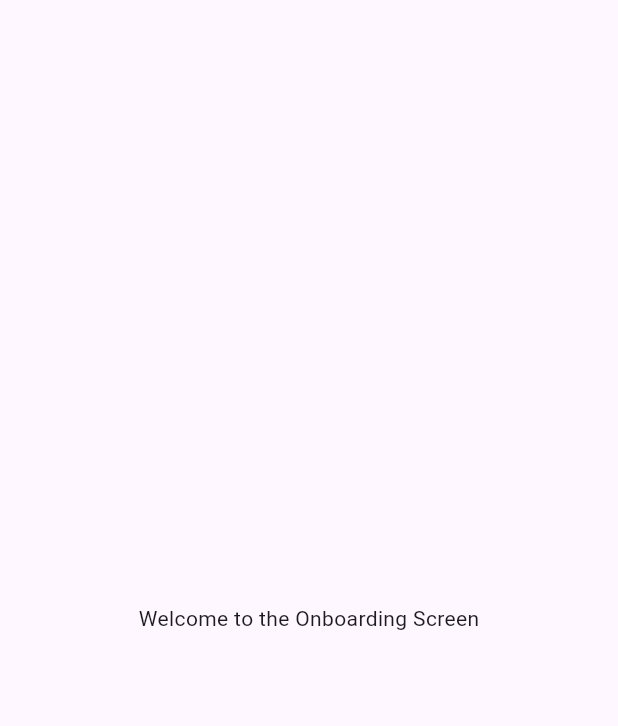
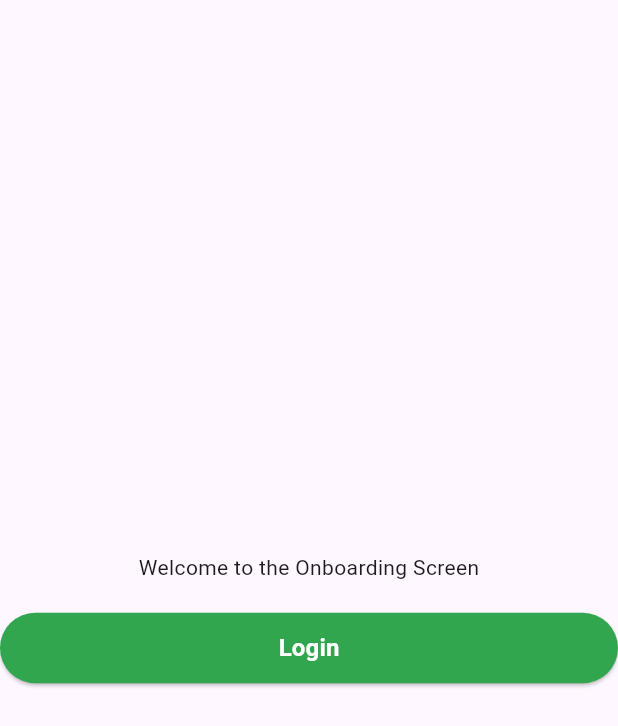
Before and after one commit to JayaneshB/OGPAY, a Flutter app: the screen it shows after launch, on a phone screen of 412 x 824 dp. Shown: the top 726 px of the screen. Run offline on Flutter 3.47's test engine with Material 3 defaults, Android fonts, the phone set to English and light mode, and no system bars; our stand-ins replace go_router.

Commit message:
added common cta

```diff
--- /dev/null
+++ b/lib/common/widgets/primary_cta_button.dart
@@ -0,0 +1,38 @@
+import 'package:flutter/material.dart';
+import 'package:ogpay/utility/colors.dart';
+
+class PrimaryButton extends StatelessWidget {
+  final String title;
+  final VoidCallback onPressed;
+
+  const PrimaryButton({
+    super.key,
+    required this.title,
+    required this.onPressed,
+  });
+
+  @override
+  Widget build(BuildContext context) {
+    return SizedBox(
+      width: double.infinity,
+      child: ElevatedButton(
+        style: ElevatedButton.styleFrom(
+          backgroundColor: AppColors.emeraldGreen,
+          padding: const EdgeInsets.symmetric(horizontal: 20, vertical: 12),
+          shape: RoundedRectangleBorder(
+            borderRadius: BorderRadius.circular(24),
+          ),
+        ),
+        onPressed: onPressed,
+        child: Text(
+          title,
+          style: TextStyle(
+            color: Colors.white,
+            fontSize: 16,
+            fontWeight: FontWeight.bold,
+          ),
+        ),
+      ),
+    );
+  }
+}
--- a/lib/screen/onboardingScreen.dart
+++ b/lib/screen/onboardingScreen.dart
@@ -1,4 +1,5 @@
 import 'package:flutter/material.dart';
+import 'package:ogpay/common/widgets/primary_cta_button.dart';
 
 class OnboardingScreen extends StatelessWidget {
   const OnboardingScreen({super.key});
@@ -6,7 +7,16 @@ class OnboardingScreen extends StatelessWidget {
   @override
   Widget build(BuildContext context) {
     return Scaffold(
-      body: Center(child: Text('Welcome to the Onboarding Screen')),
+      body: Center(
+        child: Column(
+          mainAxisAlignment: MainAxisAlignment.center,
+          children: [
+            Text('Welcome to the Onboarding Screen'),
+            SizedBox(height: 20),
+            PrimaryButton(title: "Login", onPressed: () {}),
+          ],
+        ),
+      ),
     );
   }
 }
```
